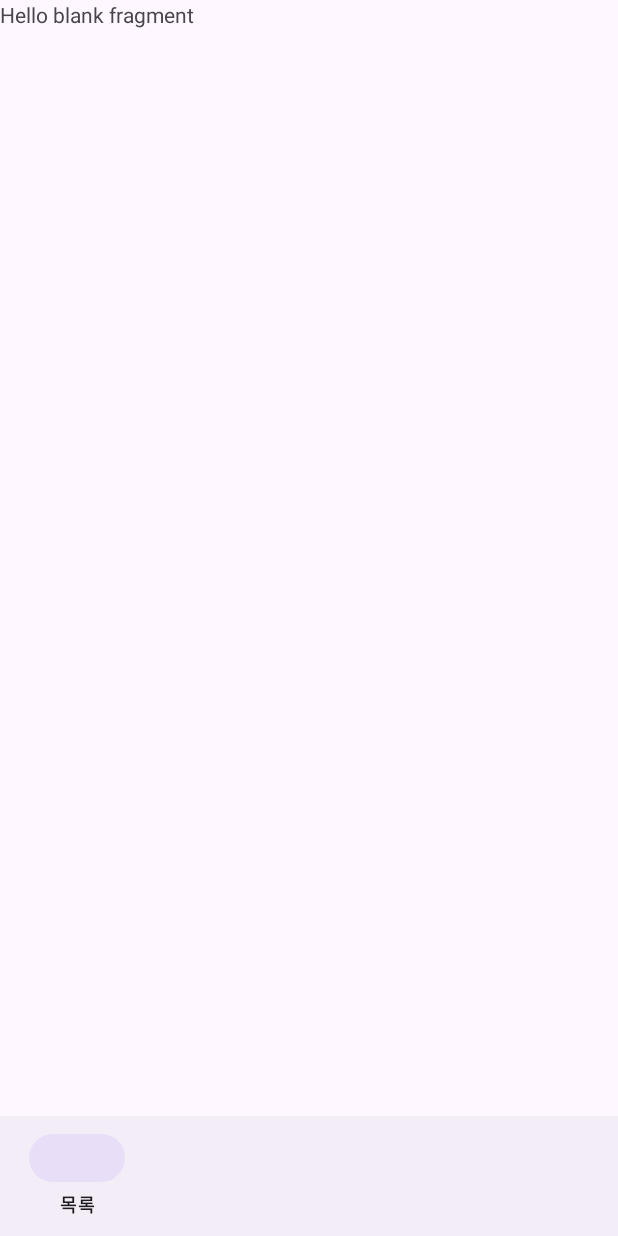
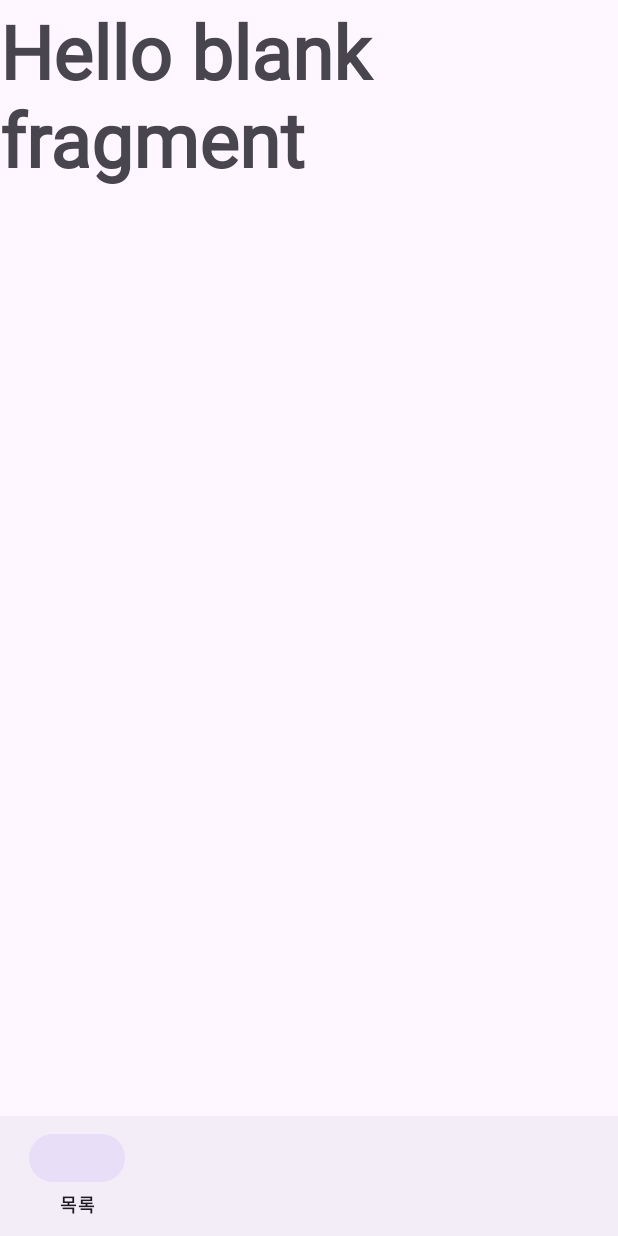
Before and after one commit to CaZaIt/CaZaIt-Android-Private, an Android app: the screen it shows after launch (MainActivity), on a phone screen of 412 x 824 dp. Run offline under Robolectric (Android 15) with nearby library versions, the phone set to English and light mode, and no system bars; our stand-ins replace Dagger/Hilt's generated code, data binding, navigation-ui.

Commit message:
[Add]  Apple SD Gothic

```diff
--- a/app/src/main/res/layout/activity_sign_in.xml
+++ b/app/src/main/res/layout/activity_sign_in.xml
@@ -87,7 +87,7 @@
             android:layout_marginTop="9dp"
             android:layout_marginStart="164dp"
             android:layout_marginEnd="164dp"
-            app:layout_constraintTop_toBottomOf="@+id/btn_dologin"
+            app:layout_constraintTop_toBottomOf="@+id/btn_do_login"
             app:layout_constraintStart_toStartOf="parent"
             app:layout_constraintEnd_toEndOf="parent"/>
     </androidx.constraintlayout.widget.ConstraintLayout>
--- a/app/src/main/res/layout/fragment_cafe_list.xml
+++ b/app/src/main/res/layout/fragment_cafe_list.xml
@@ -14,6 +14,9 @@
             android:layout_width="0dp"
             android:layout_height="0dp"
             android:text="@string/hello_blank_fragment"
+            android:textSize="50sp"
+            android:textStyle="bold"
+            android:fontFamily="@font/applesdgothic"
             app:layout_constraintBottom_toBottomOf="parent"
             app:layout_constraintEnd_toEndOf="parent"
             app:layout_constraintStart_toStartOf="parent"
```
Also changed, not shown: app/src/main/res/font/applesdgothicneob00.xml (added, +7 -0 lines), 1 other file.
